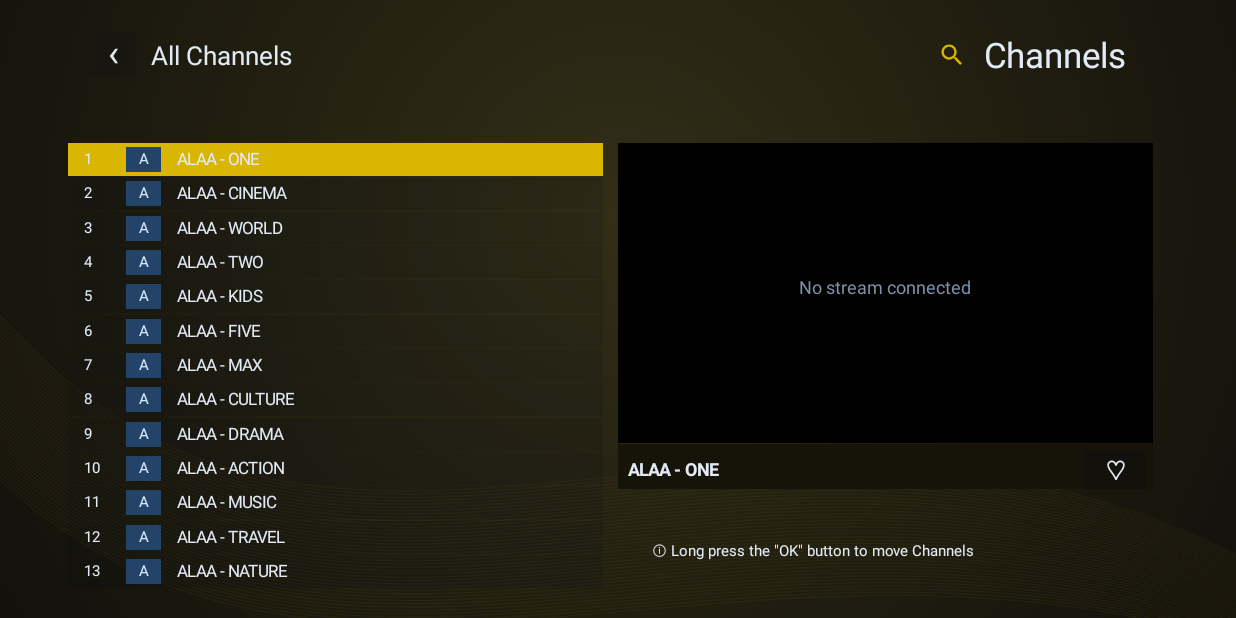
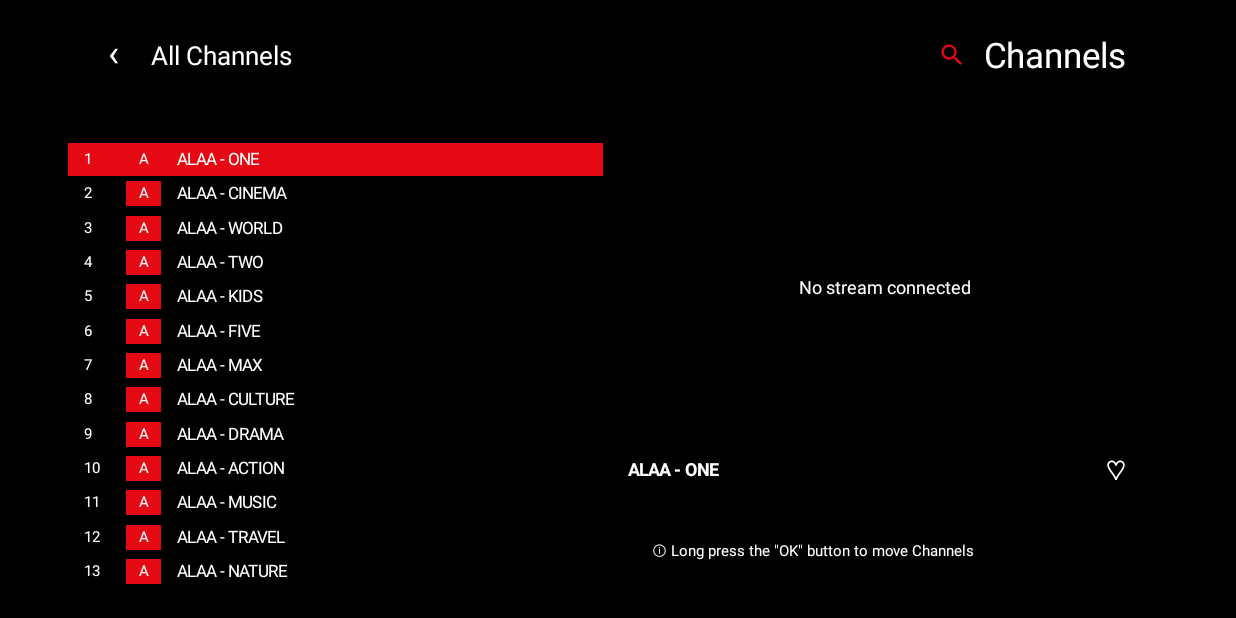
Before and after one commit to Alaaaya/Universe-Alaa, an Android app: the HomeActivity screen opened directly, with no data from a screen before it, after a tap on "All Channels", on a phone screen of 824 x 412 dp (held sideways). Run offline under Robolectric (Android 15) with nearby library versions, the phone set to English and light mode, and no system bars; 1 other tap on this screen came first.

Commit message:
Make black and red default across all screens, retain alternate themes

```diff
--- a/app/src/main/java/com/alaa/universe/Stage.kt
+++ b/app/src/main/java/com/alaa/universe/Stage.kt
@@ -10,7 +10,7 @@ import android.widget.TextView
 /** Coordinates are a 1920x1080 design surface; children remain native Android focus targets. */
 class Stage(context: Context): ViewGroup(context) {
     data class Slot(val x:Int,val y:Int,val w:Int,val h:Int,val font:Float?)
-    var theme="blue"
+    var theme="red"
     var waves=false
     private val slots = mutableMapOf<View,Slot>()
     init { layoutDirection = LAYOUT_DIRECTION_LTR; setWillNotDraw(false) }
@@ -34,6 +34,7 @@ class Stage(context: Context): ViewGroup(context) {
         }
     }
     override fun onDraw(c:Canvas) {
+        if(theme=="red"){c.drawColor(Color.BLACK);return}
         val p=Paint(Paint.ANTI_ALIAS_FLAG)
         val base=when(theme){"gold"->0xff100f0a.toInt();"royal"->0xff061d55.toInt();else->0xff020b18.toInt()}
         c.drawColor(base)
--- a/app/src/main/java/com/alaa/universe/UniverseScreen.kt
+++ b/app/src/main/java/com/alaa/universe/UniverseScreen.kt
@@ -9,7 +9,7 @@ import java.text.SimpleDateFormat
 import java.util.*
 
 class UniverseScreen(context:Context): FrameLayout(context) {
-    var theme="gold"
+    var theme="red"
     var arabic=false
     var fixedClock:String?=null
     var page="home";private set
@@ -28,8 +28,8 @@ class UniverseScreen(context:Context): FrameLayout(context) {
     private val groups=mutableListOf("All Channels","Favorites","Recently Viewed","AR | Alaa","AR | Cinema","AR | Sports","AR | Kids","DE | Germany","World","Documentaries")
     private val names=listOf("ALAA - ONE","ALAA - CINEMA","ALAA - WORLD","ALAA - TWO","ALAA - KIDS","ALAA - FIVE","ALAA - MAX","ALAA - CULTURE","ALAA - DRAMA","ALAA - ACTION","ALAA - MUSIC","ALAA - TRAVEL","ALAA - NATURE","ALAA - CLASSIC","ALAA - NEWS","ALAA - FAMILY")
     private lateinit var stage:Stage
-    private val accent get()=if(theme=="gold")0xffd8b602.toInt() else 0xff518df4.toInt()
-    private val textColor=0xffe2eaf6.toInt()
+    private val accent get()=when(theme){"red"->0xffe50914.toInt();"gold"->0xffd8b602.toInt();else->0xff518df4.toInt()}
+    private val textColor get()=if(theme=="red")Color.WHITE else 0xffe2eaf6.toInt()
     init {layoutDirection=View.LAYOUT_DIRECTION_LTR}
     private fun reset(wave:Boolean=false) {
         removeAllViews();stage=Stage(context).apply{theme=this@UniverseScreen.theme;waves=wave}
@@ -37,7 +37,7 @@ class UniverseScreen(context:Context): FrameLayout(context) {
     }
     private fun text(value:String,x:Int,y:Int,w:Int,h:Int,size:Float=28f,color:Int=textColor,center:Boolean=false):TextView {
         val v=TextView(context).apply{
-            text=value;setTextColor(color);gravity=if(center)Gravity.CENTER else Gravity.CENTER_VERTICAL
+            text=value;setTextColor(if(theme=="red" && color!=accent)Color.WHITE else color);gravity=if(center)Gravity.CENTER else Gravity.CENTER_VERTICAL
             typeface=Typeface.create("sans-serif",Typeface.NORMAL);includeFontPadding=false
             maxLines=1;ellipsize=TextUtils.TruncateAt.END;layoutDirection=View.LAYOUT_DIRECTION_LTR
             textDirection=View.TEXT_DIRECTION_FIRST_STRONG
@@ -47,8 +47,8 @@ class UniverseScreen(context:Context): FrameLayout(context) {
     private fun button(value:String,x:Int,y:Int,w:Int,h:Int,size:Float=28f,action:()->Unit):TextView =
         text(value,x,y,w,h,size).apply{
             id=View.generateViewId();isFocusable=true;isFocusableInTouchMode=true;isClickable=true
-            background=surface(0x22020c1c)
-            setOnFocusChangeListener{_,f->background=surface(if(f)accent else 0x22020c1c)}
+            background=surface(if(theme=="red")Color.BLACK else 0x22020c1c)
+            setOnFocusChangeListener{_,f->background=surface(if(f)accent else if(theme=="red")Color.BLACK else 0x22020c1c)}
             setOnClickListener{action()}
         }
     private fun focus(v:View) {v.requestFocus();v.post{if(findFocus()==null&&v.isAttachedToWindow)v.requestFocus()}}
@@ -57,8 +57,8 @@ class UniverseScreen(context:Context): FrameLayout(context) {
         v.nextFocusLeftId=v.id;v.nextFocusRightId=v.id
     }}
     private fun clock()=fixedClock?:SimpleDateFormat("HH:mm",Locale.getDefault()).format(Date())
-    private fun mark(x:Int,y:Int,size:Int) {stage.put(AlaaMark(context,if(theme=="gold")accent else 0xffb8d9ff.toInt()),x,y,size,size)}
-    private fun icon(res:Int,x:Int,y:Int,w:Int,h:Int) {stage.put(ImageView(context).apply{setImageResource(res);setColorFilter(if(theme=="gold")accent else 0xffb8d9ff.toInt());scaleType=ImageView.ScaleType.FIT_CENTER},x,y,w,h)}
+    private fun mark(x:Int,y:Int,size:Int) {stage.put(AlaaMark(context,if(theme=="gold"||theme=="red")accent else 0xffb8d9ff.toInt()),x,y,size,size)}
+    private fun icon(res:Int,x:Int,y:Int,w:Int,h:Int) {stage.put(ImageView(context).apply{setImageResource(res);setColorFilter(if(theme=="gold"||theme=="red")accent else 0xffb8d9ff.toInt());scaleType=ImageView.ScaleType.FIT_CENTER},x,y,w,h)}
     private fun ids():List<Int> = order.filter{when(selectedCategory){1->it in favorites;2->it in recents;0->true;else->it%7==selectedCategory-3}}
     fun home() {
         page="home";drawer=false;fullscreen=false;reset()
@@ -89,8 +89,14 @@ class UniverseScreen(context:Context): FrameLayout(context) {
         focus(cards[homeIndex])
     }
     private fun themeDialog() {
-        android.app.AlertDialog.Builder(context).setTitle(if(arabic)"المظهر" else "Theme")
-            .setItems(arrayOf("Gold","Blue","Royal Blue")){_,i->theme=listOf("gold","blue","royal")[i];home()}.show()
+        page="themes";reset()
+        text(if(arabic)"المظهر" else "Theme",100,80,1300,100,56f)
+        val labels=listOf("Red","Gold","Blue","Royal Blue")
+        val rows=labels.mapIndexed{i,label->button(label,100,250+i*125,900,100,40f){
+            theme=listOf("red","gold","blue","royal")[i];home()
+        }}
+        chain(rows);focus(rows[listOf("red","gold","blue","royal").indexOf(theme).coerceAtLeast(0)])
+
     }
     fun categories() {
         page="categories";drawer=true;fullscreen=false;reset(true)
@@ -151,7 +157,7 @@ class UniverseScreen(context:Context): FrameLayout(context) {
                 }
             }
             text((channelOffset+row+1).toString(),28,y,55,58,27f)
-            text("A",101,y+7,62,44,26f,0xffdaeaff.toInt(),true).background=surface(0xff234368.toInt())
+            text("A",101,y+7,62,44,26f,0xffdaeaff.toInt(),true).background=surface(if(theme=="red")accent else 0xff234368.toInt())
             text(names[index],190,y,710,58,29f)
             v
         }
@@ -159,7 +165,7 @@ class UniverseScreen(context:Context): FrameLayout(context) {
         val preview=button("",960,251,935,526){showFullscreen()}
         preview.background=surface(Color.BLACK)
         text(if(arabic)"لا يوجد بث متصل" else "No stream connected",1030,470,790,70,32f,0xff7f91a8.toInt(),true)
-        stage.put(View(context).apply{setBackgroundColor(if(theme=="gold")0xff161309.toInt() else 0xff061426.toInt())},960,777,935,80)
+        stage.put(View(context).apply{setBackgroundColor(if(theme=="red")Color.BLACK else if(theme=="gold")0xff161309.toInt() else 0xff061426.toInt())},960,777,935,80)
         text(names[selectedChannel],978,787,750,70,31f).typeface=Typeface.DEFAULT_BOLD
         favorite=button(if(selectedChannel in favorites)"♥" else "♡",1775,787,110,70,47f){
             if(!favorites.add(selectedChannel))favorites.remove(selectedChannel);live()
@@ -235,6 +241,7 @@ class UniverseScreen(context:Context): FrameLayout(context) {
         if(fullscreen){fullscreen=false;if(page=="series-detail")seriesDetail() else if(page=="movie-detail")movieDetail() else live();return true}
         if(page=="movie-detail"||page=="series-detail"){catalogue(seriesMode);return true}
         if(page=="movies"||page=="series"){home();return true}
+        if(page=="themes"){home();return true}
         if(page=="live"){categories();return true}
         if(page=="categories"){home();return true}
         return false
```
Also changed, not shown: 1 other file.
